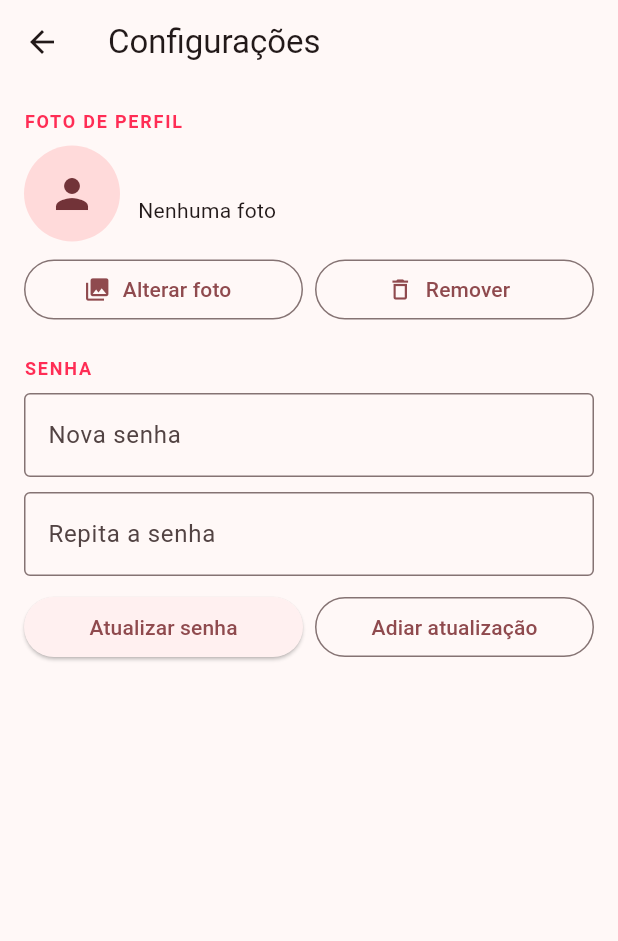
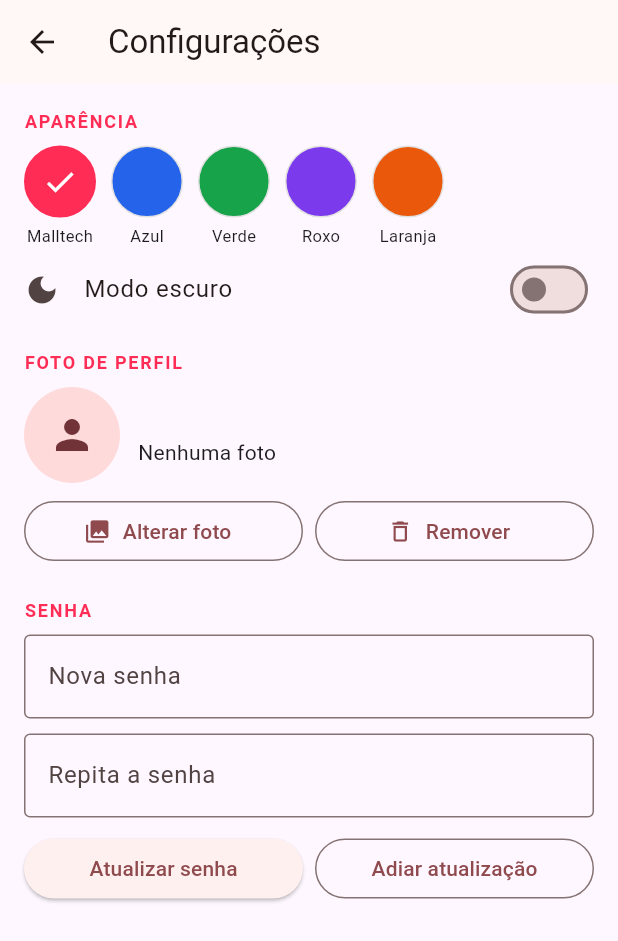
Before and after one commit to LeonardoLopesFernandes/malltech, a Flutter app: the ConfiguracoesScreen screen opened by its route, on a phone screen of 412 x 824 dp. Shown: the top 941 px of the screen. Run offline on Flutter 3.47's test engine with Material 3 defaults, Android fonts, the phone set to English and light mode, and no system bars; our stand-ins replace image_picker, shared_preferences, webview_flutter; missing offline and left inert: pdfx; accounts and stored records are empty.

Commit message:
feat: telas nativas restantes + temas de cores

```diff
--- /dev/null
+++ b/lib/core/tema.dart
@@ -0,0 +1,59 @@
+import 'package:flutter/material.dart';
+import 'package:shared_preferences/shared_preferences.dart';
+
+class TemaApp extends ChangeNotifier {
+  static const _kCor = 'tema_cor';
+  static const _kEscuro = 'tema_escuro';
+
+  static const List<Map<String, dynamic>> opcoes = [
+    {'nome': 'Malltech', 'cor': Color(0xFFFF2D55)},
+    {'nome': 'Azul', 'cor': Color(0xFF2563EB)},
+    {'nome': 'Verde', 'cor': Color(0xFF16A34A)},
+    {'nome': 'Roxo', 'cor': Color(0xFF7C3AED)},
+    {'nome': 'Laranja', 'cor': Color(0xFFEA580C)},
+  ];
+
+  int _indice = 0;
+  bool _escuro = false;
+
+  int get indice => _indice;
+  bool get escuro => _escuro;
+  Color get cor => (opcoes[_indice]['cor'] as Color);
+
+  ThemeData get theme {
+    final base = _escuro ? ThemeData.dark() : ThemeData.light();
+    return base.copyWith(
+      primaryColor: cor,
+      colorScheme: ColorScheme.fromSeed(
+        seedColor: cor,
+        brightness: _escuro ? Brightness.dark : Brightness.light,
+      ),
+      useMaterial3: true,
+    );
+  }
+
+  static Future<TemaApp> carregar() async {
+    final t = TemaApp();
+    final prefs = await SharedPreferences.getInstance();
+    t._indice = prefs.getInt(_kCor) ?? 0;
+    if (t._indice < 0 || t._indice >= opcoes.length) t._indice = 0;
+    t._escuro = prefs.getBool(_kEscuro) ?? false;
+    return t;
+  }
+
+  Future<void> definirCor(int i) async {
+    if (i < 0 || i >= opcoes.length || i == _indice) return;
+    _indice = i;
+    final prefs = await SharedPreferences.getInstance();
+    await prefs.setInt(_kCor, i);
+    notifyListeners();
+  }
+
+  Future<void> definirEscuro(bool v) async {
+    if (v == _escuro) return;
+    _escuro = v;
+    final prefs = await SharedPreferences.getInstance();
+    await prefs.setBool(_kEscuro, v);
+    notifyListeners();
+  }
+}
--- a/lib/screens/configuracoes.dart
+++ b/lib/screens/configuracoes.dart
@@ -1,6 +1,8 @@
 import 'package:flutter/material.dart';
+import 'package:provider/provider.dart';
 import 'package:malltech_flutter/core/repos.dart';
 import 'package:malltech_flutter/core/session.dart';
+import 'package:malltech_flutter/core/tema.dart';
 import 'package:image_picker/image_picker.dart';
 
 class ConfiguracoesScreen extends StatefulWidget {
@@ -111,11 +113,60 @@ class _ConfiguracoesScreenState extends State<ConfiguracoesScreen> {
   @override
   Widget build(BuildContext context) {
     final user = Session.usuario.value;
+    final tema = context.watch<TemaApp>();
     return Scaffold(
       appBar: AppBar(title: const Text('Configurações')),
       body: ListView(
         padding: const EdgeInsets.all(16),
         children: [
+          _titulo('Aparência'),
+          const SizedBox(height: 8),
+          Wrap(
+            spacing: 10,
+            runSpacing: 10,
+            children: [
+              for (int i = 0; i < TemaApp.opcoes.length; i++)
+                GestureDetector(
+                  onTap: () => tema.definirCor(i),
+                  child: Column(
+                    mainAxisSize: MainAxisSize.min,
+                    children: [
+                      Container(
+                        width: 48,
+                        height: 48,
+                        decoration: BoxDecoration(
+                          color: TemaApp.opcoes[i]['cor'] as Color,
+                          shape: BoxShape.circle,
+                          border: Border.all(
+                            color: tema.indice == i
+                                ? Theme.of(context).primaryColor
+                                : Colors.grey.shade300,
+                            width: tema.indice == i ? 3 : 1,
+                          ),
+                        ),
+                        child: tema.indice == i
+                            ? const Icon(Icons.check,
+                                color: Colors.white)
+                            : null,
+                      ),
+                      const SizedBox(height: 4),
+                      Text(
+                        TemaApp.opcoes[i]['nome'] as String,
+                        style: const TextStyle(fontSize: 11),
+                      ),
+                    ],
+                  ),
+                ),
+            ],
+          ),
+          SwitchListTile(
+            contentPadding: EdgeInsets.zero,
+            title: const Text('Modo escuro'),
+            secondary: const Icon(Icons.dark_mode),
+            value: tema.escuro,
+            onChanged: (v) => tema.definirEscuro(v),
+          ),
+          const SizedBox(height: 12),
           _titulo('Foto de perfil'),
           const SizedBox(height: 8),
           Row(
--- a/pubspec.yaml
+++ b/pubspec.yaml
@@ -40,6 +40,7 @@ dependencies:
   pdfx: ^2.6.0
   image_picker: ^1.2.3
   url_launcher: ^6.3.2
+  provider: ^6.1.5+1
 
 dev_dependencies:
   flutter_test:
```
Also changed, not shown: lib/main.dart (+16 -10 lines), pubspec.lock.
